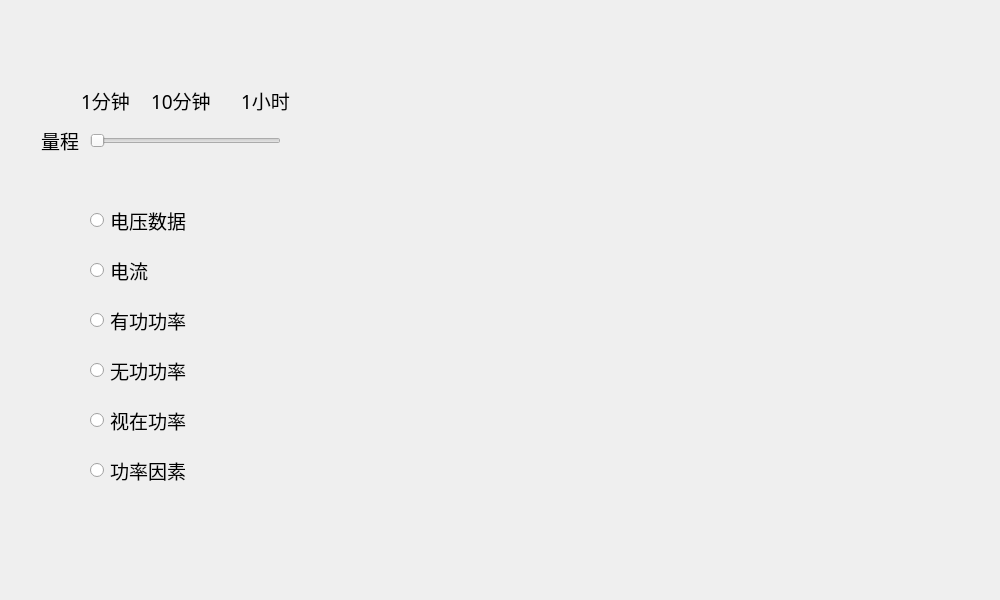
Before: the Qt Designer form realtimedatawindow.ui in DaiLuyaoME/SavingEletricity, drawn with Qt 5.
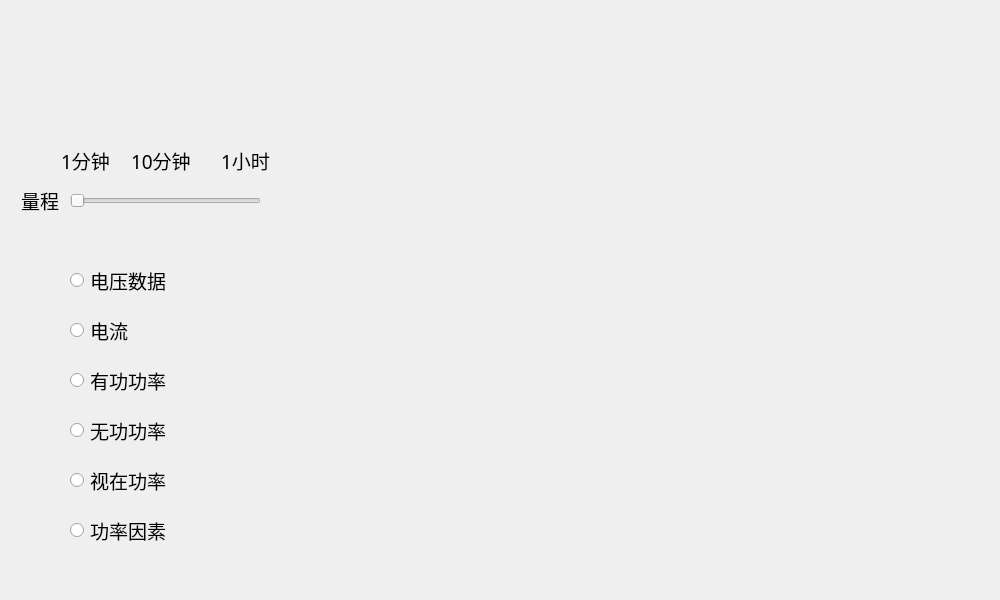
After: the same form once the commit is applied.

```diff
--- a/realtimedatawindow.ui
+++ b/realtimedatawindow.ui
@@ -16,8 +16,8 @@
   <widget class="QLabel" name="label">
    <property name="geometry">
     <rect>
-     <x>41</x>
-     <y>130</y>
+     <x>21</x>
+     <y>190</y>
      <width>51</width>
      <height>21</height>
     </rect>
@@ -35,8 +35,8 @@
   <widget class="QLabel" name="label_2">
    <property name="geometry">
     <rect>
-     <x>81</x>
-     <y>90</y>
+     <x>61</x>
+     <y>150</y>
      <width>51</width>
      <height>21</height>
     </rect>
@@ -54,8 +54,8 @@
   <widget class="QLabel" name="label_3">
    <property name="geometry">
     <rect>
-     <x>151</x>
-     <y>90</y>
+     <x>131</x>
+     <y>150</y>
      <width>61</width>
      <height>21</height>
     </rect>
@@ -73,8 +73,8 @@
   <widget class="QLabel" name="label_4">
    <property name="geometry">
     <rect>
-     <x>241</x>
-     <y>90</y>
+     <x>221</x>
+     <y>150</y>
      <width>51</width>
      <height>21</height>
     </rect>
@@ -92,8 +92,8 @@
   <widget class="QSlider" name="horizontalSlider">
    <property name="geometry">
     <rect>
-     <x>90</x>
-     <y>130</y>
+     <x>70</x>
+     <y>190</y>
      <width>191</width>
      <height>21</height>
     </rect>
@@ -111,8 +111,8 @@
    </property>
    <property name="geometry">
     <rect>
-     <x>90</x>
-     <y>200</y>
+     <x>70</x>
+     <y>260</y>
      <width>141</width>
      <height>41</height>
     </rect>
@@ -139,8 +139,8 @@
    </property>
    <property name="geometry">
     <rect>
-     <x>90</x>
-     <y>250</y>
+     <x>70</x>
+     <y>310</y>
      <width>141</width>
      <height>41</height>
     </rect>
@@ -167,8 +167,8 @@
    </property>
    <property name="geometry">
     <rect>
-     <x>90</x>
-     <y>300</y>
+     <x>70</x>
+     <y>360</y>
      <width>141</width>
      <height>41</height>
     </rect>
@@ -195,8 +195,8 @@
    </property>
    <property name="geometry">
     <rect>
-     <x>90</x>
-     <y>350</y>
+     <x>70</x>
+     <y>410</y>
      <width>141</width>
      <height>41</height>
     </rect>
@@ -223,8 +223,8 @@
    </property>
    <property name="geometry">
     <rect>
-     <x>90</x>
-     <y>400</y>
+     <x>70</x>
+     <y>460</y>
      <width>141</width>
      <height>41</height>
     </rect>
@@ -251,8 +251,8 @@
    </property>
    <property name="geometry">
     <rect>
-     <x>90</x>
-     <y>450</y>
+     <x>70</x>
+     <y>510</y>
      <width>141</width>
      <height>41</height>
     </rect>
```
